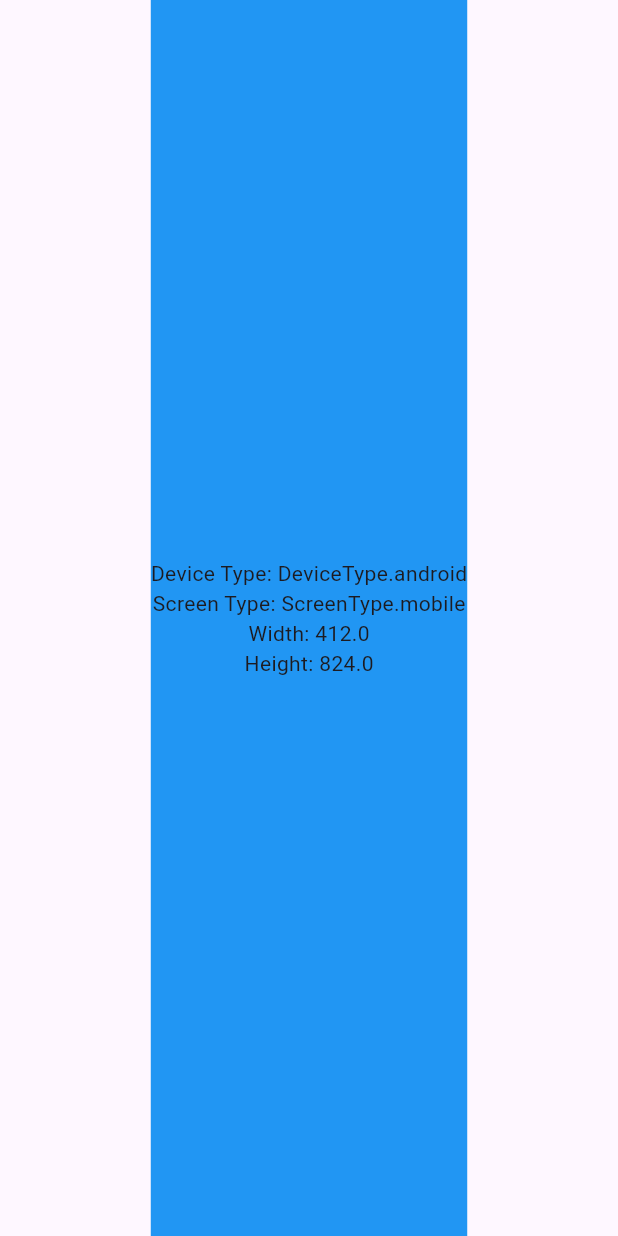
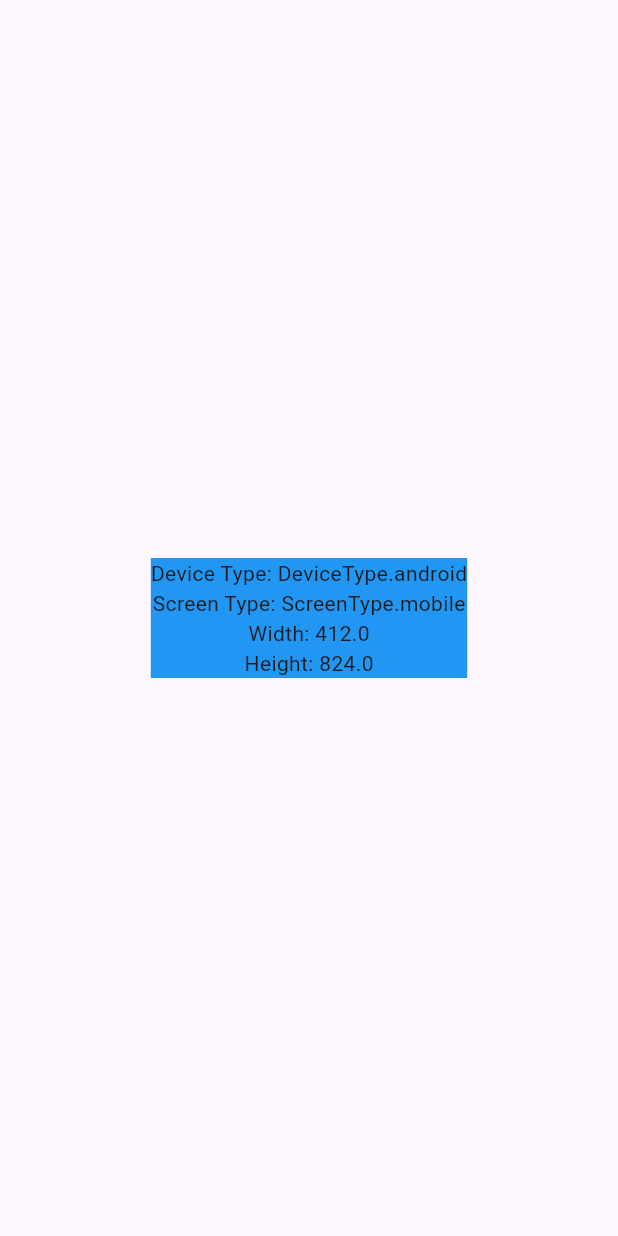
Before and after one commit to RillaStudios/responsiveplus, a Flutter app: the screen it shows after launch, on a phone screen of 412 x 824 dp. Run offline on Flutter 3.47's test engine with Material 3 defaults, Android fonts, the phone set to English and light mode, and no system bars.

```diff
--- a/lib/example/lib/main.dart
+++ b/lib/example/lib/main.dart
@@ -28,9 +28,7 @@ class ResponsiveApp extends StatelessWidget {
   Widget build(BuildContext context) {
     return MaterialApp(
       home: Responsive(
-        builder: (context, orientation, screenType) {
-          return const ResponsiveExample();
-        },
+        builder: (context, orientation, screenType) => const ResponsiveExample(),
       ),
     );
   }
--- a/lib/example/lib/responsive_example.dart
+++ b/lib/example/lib/responsive_example.dart
@@ -7,10 +7,13 @@ class ResponsiveExample extends StatelessWidget {
   @override
   Widget build(BuildContext context) {
     return Scaffold(
-      body: Center(
+      body: Responsive(
+        builder: (context, orientation, screenType) {
+          return Center(
             child: Container(
               color: Colors.blue,
               child: Column(
+                mainAxisSize: MainAxisSize.min,
                 mainAxisAlignment: MainAxisAlignment.center,
                 children: [
                   Text('Device Type: ${ResponsiveUtil.deviceType}'),
@@ -20,6 +23,8 @@ class ResponsiveExample extends StatelessWidget {
                 ],
               ),
             ),
+          );
+        },
       ),
     );
   }
```
Lines whose indentation alone changed are shown as unchanged.
